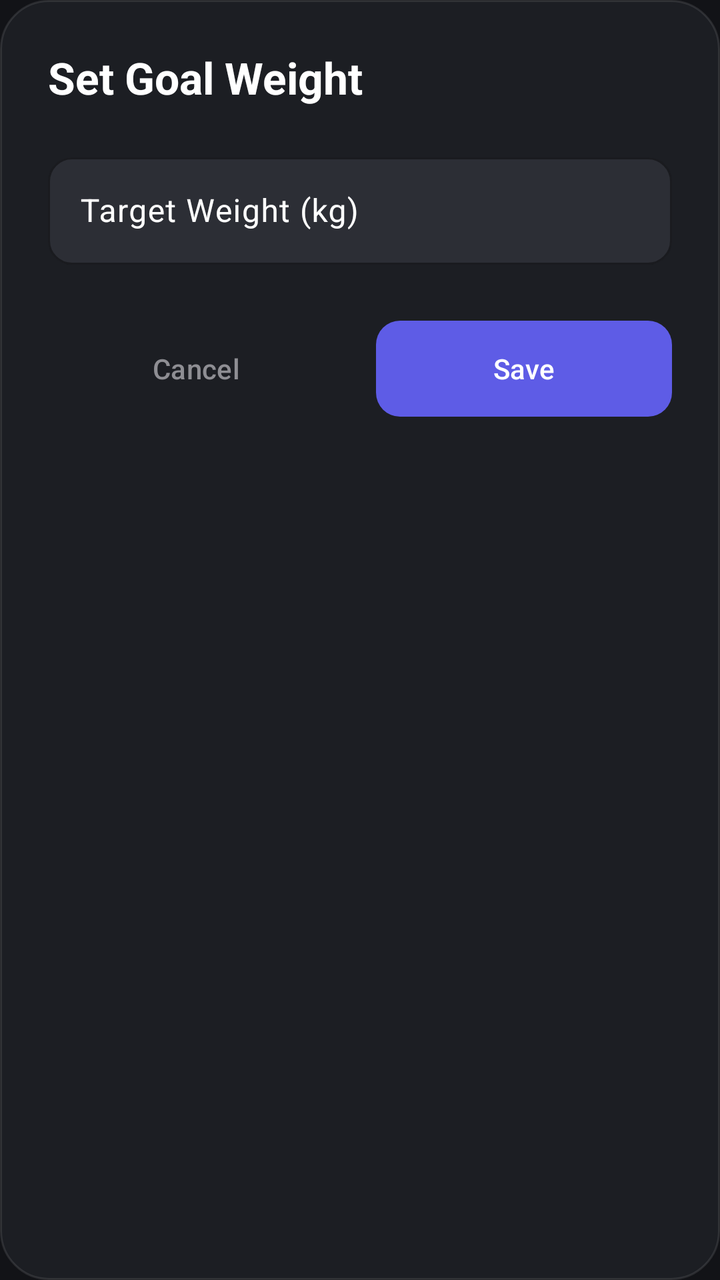
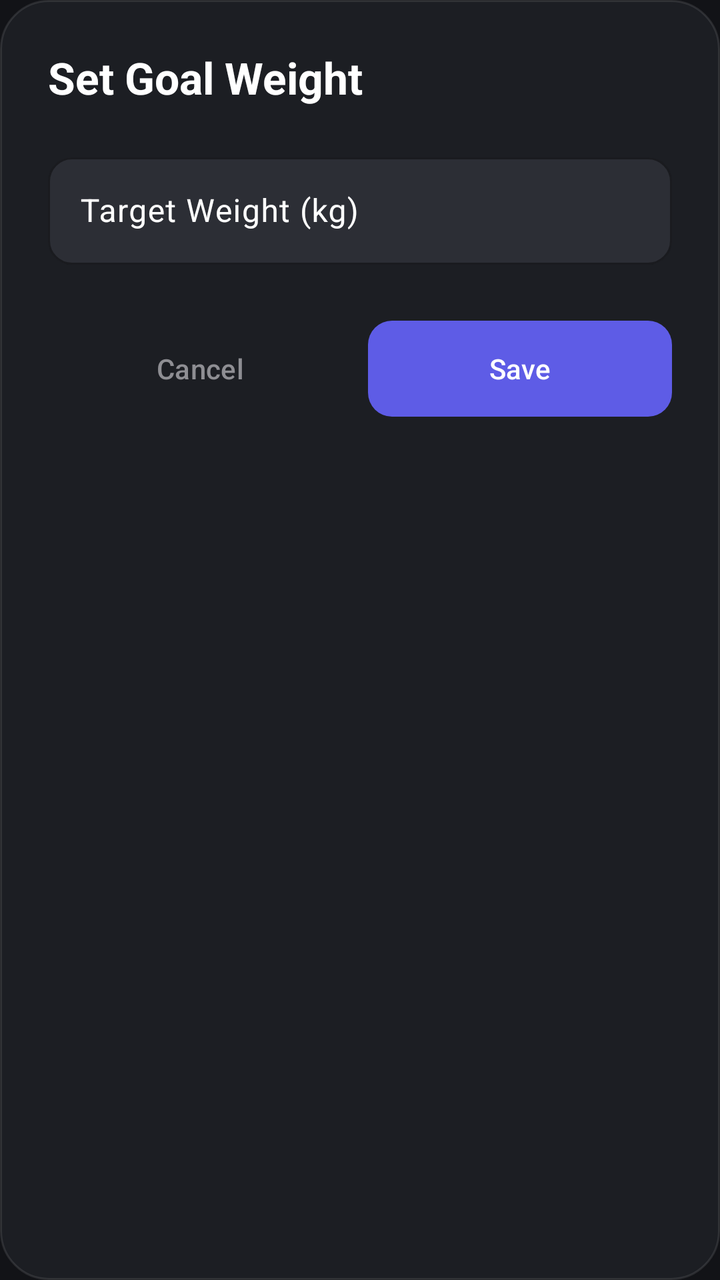

Compare the two renders of this Android layout. The source of the first and the diff that turns it into the second are given below.
<!-- AndroidManifest.xml: application theme Theme.HealthPilot -->
<!-- res/layout/dialog_set_target_weight.xml -->
<?xml version="1.0" encoding="utf-8"?>
<androidx.constraintlayout.widget.ConstraintLayout xmlns:android="http://schemas.android.com/apk/res/android"
    xmlns:app="http://schemas.android.com/apk/res-auto"
    android:layout_width="match_parent"
    android:layout_height="wrap_content"
    android:background="@drawable/bg_rounded_card"
    android:padding="24dp">

    <TextView
        android:id="@+id/tv_title"
        android:layout_width="wrap_content"
        android:layout_height="wrap_content"
        android:text="Set Goal Weight"
        android:textColor="@color/white"
        android:textSize="22sp"
        android:textStyle="bold"
        app:layout_constraintStart_toStartOf="parent"
        app:layout_constraintTop_toTopOf="parent" />

    <com.google.android.material.textfield.TextInputLayout
        android:id="@+id/til_weight"
        android:layout_width="match_parent"
        android:layout_height="wrap_content"
        android:layout_marginTop="20dp"
        android:hint="Target Weight (kg)"
        app:hintTextColor="@color/text_gray"
        app:boxStrokeColor="@color/accent_blue"
        app:boxBackgroundColor="@color/card_dark_highlight"
        app:boxCornerRadiusTopEnd="12dp"
        app:boxCornerRadiusTopStart="12dp"
        app:boxCornerRadiusBottomEnd="12dp"
        app:boxCornerRadiusBottomStart="12dp"
        app:boxStrokeWidth="1dp"
        app:layout_constraintTop_toBottomOf="@id/tv_title">

        <com.google.android.material.textfield.TextInputEditText
            android:id="@+id/et_target_weight_input"
            android:layout_width="match_parent"
            android:layout_height="wrap_content"
            android:inputType="numberDecimal"
            android:textColor="@color/white"
            android:paddingVertical="16dp" />
    </com.google.android.material.textfield.TextInputLayout>

    <com.google.android.material.textfield.TextInputLayout
        android:id="@+id/til_start_weight"
        android:layout_width="match_parent"
        android:layout_height="wrap_content"
        android:layout_marginTop="12dp"
        android:hint="Starting Weight (kg)"
        android:visibility="gone"
        app:hintTextColor="@color/text_gray"
        app:boxStrokeColor="@color/accent_blue"
        app:boxBackgroundColor="@color/card_dark_highlight"
        app:boxCornerRadiusTopEnd="12dp"
        app:boxCornerRadiusTopStart="12dp"
        app:boxCornerRadiusBottomEnd="12dp"
        app:boxCornerRadiusBottomStart="12dp"
        app:boxStrokeWidth="1dp"
        app:layout_constraintTop_toBottomOf="@id/til_weight">

        <com.google.android.material.textfield.TextInputEditText
            android:id="@+id/et_start_weight_input"
            android:layout_width="match_parent"
            android:layout_height="wrap_content"
            android:inputType="numberDecimal"
            android:textColor="@color/white"
            android:paddingVertical="16dp" />
    </com.google.android.material.textfield.TextInputLayout>

    <com.google.android.material.button.MaterialButton
        android:id="@+id/btn_cancel"
        style="@style/Widget.Material3.Button.TextButton"
        android:layout_width="0dp"
        android:layout_height="56dp"
        android:layout_marginTop="24dp"
        android:layout_marginEnd="8dp"
        android:text="Cancel"
        android:textColor="@color/text_gray"
        app:layout_constraintEnd_toStartOf="@+id/btn_save"
        app:layout_constraintHorizontal_bias="0.5"
        app:layout_constraintStart_toStartOf="parent"
        app:layout_constraintTop_toBottomOf="@id/til_start_weight" />

    <com.google.android.material.button.MaterialButton
        android:id="@+id/btn_save"
        android:layout_width="0dp"
        android:layout_height="56dp"
        android:layout_marginTop="24dp"
        android:layout_marginStart="8dp"
        android:text="Save"
        app:cornerRadius="12dp"
        app:layout_constraintEnd_toEndOf="parent"
        app:layout_constraintHorizontal_bias="0.5"
        app:layout_constraintStart_toEndOf="@+id/btn_cancel"
        app:layout_constraintTop_toBottomOf="@id/til_start_weight" />

</androidx.constraintlayout.widget.ConstraintLayout>
<!-- resources referenced by this layout -->
<resources>
  <color name="accent_blue">#5E5CE6</color>
  <color name="card_dark_highlight">#2C2E35</color>
  <color name="text_gray">#8E8E93</color>
  <color name="white">#FFFFFFFF</color>
  <!-- drawable bg_rounded_card (drawable) -->
  <?xml version="1.0" encoding="utf-8"?>
  <shape xmlns:android="http://schemas.android.com/apk/res/android">
      <solid android:color="@color/card_dark" />
      <corners android:radius="24dp" />
      <stroke android:width="1dp" android:color="#1AFFFFFF" />
  </shape>
  <style name="Theme.HealthPilot" parent="Theme.Material3.DayNight.NoActionBar">
          
          <item name="android:windowBackground">@color/bg_dark</item>
          <item name="android:navigationBarColor">@color/bg_dark</item>
          <item name="android:statusBarColor">@color/bg_dark</item>
          <item name="colorPrimary">@color/accent_blue</item>
          <item name="colorOnPrimary">@color/text_white</item>
          <item name="colorPrimaryContainer">@color/card_dark</item>
          <item name="colorOnPrimaryContainer">@color/text_white</item>
          <item name="colorSurface">@color/bg_dark</item>
          <item name="colorOnSurface">@color/text_white</item>
          <item name="colorSurfaceVariant">@color/card_dark</item>
          <item name="colorOnSurfaceVariant">@color/text_white</item>
          <item name="materialAlertDialogTheme">@style/CustomDialogTheme</item>
      </style>
  <color name="card_dark">#1C1E23</color>
  <color name="bg_dark">#121317</color>
  <color name="text_white">#FFFFFF</color>
  <style name="CustomDialogTheme" parent="Theme.Material3.Dark.Dialog">
          <item name="android:windowBackground">@android:color/transparent</item>
          <item name="android:backgroundDimEnabled">true</item>
          <item name="colorSurface">#1C1E23</item>
          <item name="android:colorBackground">#1C1E23</item>
          <item name="colorOnSurface">@color/white</item>
          <item name="colorOnSurfaceVariant">@color/text_gray</item>
          <item name="colorPrimary">@color/accent_blue</item>
          <item name="android:textColorPrimary">@color/white</item>
          <item name="android:textColorSecondary">@color/text_gray</item>
          <item name="android:textColor">@color/white</item>
          <item name="android:editTextColor">@color/white</item>
      </style>
</resources>

<!-- the commit's change to res/layout/dialog_set_target_weight.xml (unified diff, before → after) -->
@@ -10,7 +10,7 @@
         android:id="@+id/tv_title"
         android:layout_width="wrap_content"
         android:layout_height="wrap_content"
-        android:text="Set Goal Weight"
+        android:text="@string/set_goal_weight"
         android:textColor="@color/white"
         android:textSize="22sp"
         android:textStyle="bold"
@@ -22,7 +22,7 @@
         android:layout_width="match_parent"
         android:layout_height="wrap_content"
         android:layout_marginTop="20dp"
-        android:hint="Target Weight (kg)"
+        android:hint="@string/target_weight"
         app:hintTextColor="@color/text_gray"
         app:boxStrokeColor="@color/accent_blue"
         app:boxBackgroundColor="@color/card_dark_highlight"
@@ -47,7 +47,7 @@
         android:layout_width="match_parent"
         android:layout_height="wrap_content"
         android:layout_marginTop="12dp"
-        android:hint="Starting Weight (kg)"
+        android:hint="@string/starting_weight"
         android:visibility="gone"
         app:hintTextColor="@color/text_gray"
         app:boxStrokeColor="@color/accent_blue"
@@ -74,11 +74,15 @@
         android:layout_width="0dp"
         android:layout_height="56dp"
         android:layout_marginTop="24dp"
-        android:layout_marginEnd="8dp"
-        android:text="Cancel"
+        android:layout_marginEnd="4dp"
+        android:text="@string/cancel"
         android:textColor="@color/text_gray"
+        android:textSize="14sp"
+        android:padding="0dp"
+        app:iconPadding="0dp"
         app:layout_constraintEnd_toStartOf="@+id/btn_save"
         app:layout_constraintHorizontal_bias="0.5"
+        app:layout_constraintHorizontal_weight="1"
         app:layout_constraintStart_toStartOf="parent"
         app:layout_constraintTop_toBottomOf="@id/til_start_weight" />
 
@@ -87,11 +91,16 @@
         android:layout_width="0dp"
         android:layout_height="56dp"
         android:layout_marginTop="24dp"
-        android:layout_marginStart="8dp"
-        android:text="Save"
+        android:layout_marginStart="4dp"
+        android:text="@string/save"
+        android:textColor="@color/white"
+        android:textSize="14sp"
+        android:padding="0dp"
+        app:iconPadding="0dp"
         app:cornerRadius="12dp"
         app:layout_constraintEnd_toEndOf="parent"
         app:layout_constraintHorizontal_bias="0.5"
+        app:layout_constraintHorizontal_weight="1"
         app:layout_constraintStart_toEndOf="@+id/btn_cancel"
         app:layout_constraintTop_toBottomOf="@id/til_start_weight" />
 
<!-- resource entries referenced after the edit -->
@@ -11,6 +11,11 @@
       <corners android:radius="24dp" />
       <stroke android:width="1dp" android:color="#1AFFFFFF" />
   </shape>
+  <string name="cancel">Cancel</string>
+  <string name="save">Save</string>
+  <string name="set_goal_weight">Set Goal Weight</string>
+  <string name="starting_weight">Starting Weight (kg)</string>
+  <string name="target_weight">Target Weight (kg)</string>
   <style name="Theme.HealthPilot" parent="Theme.Material3.DayNight.NoActionBar">
           
           <item name="android:windowBackground">@color/bg_dark</item>
